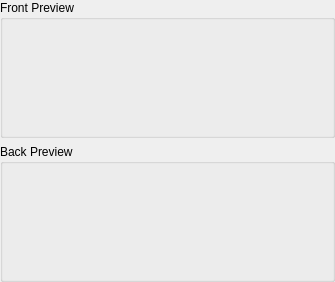
ankitects/anki, file qt/designer/preview.ui: the form before one commit.
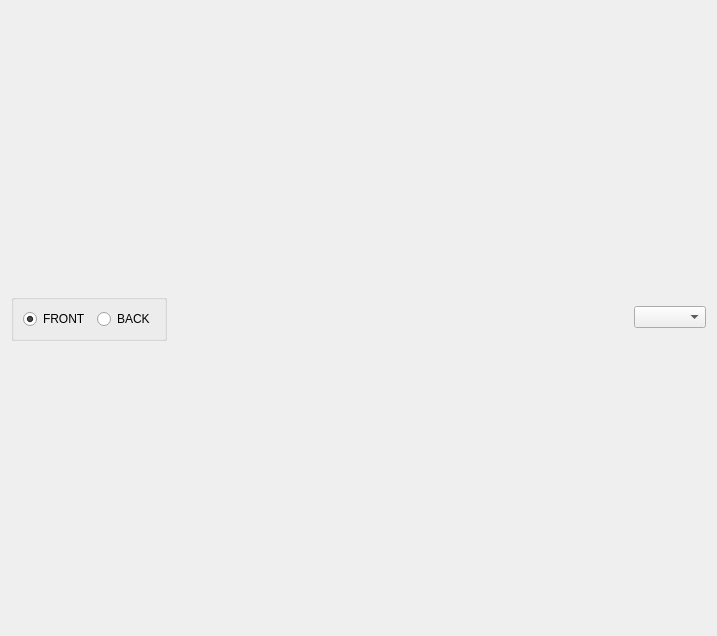
The form after the commit.

Commit message:
start reworking card layout screen
- front/back/css shown in tabs
- front/back preview switchable; only one webview needs to be loaded
- dropdown to select cloze number in preview
- search box to search in front/back/css

Patch:
```diff
--- a/qt/designer/preview.ui
+++ b/qt/designer/preview.ui
@@ -6,40 +6,76 @@
    <rect>
     <x>0</x>
     <y>0</y>
-    <width>335</width>
-    <height>282</height>
+    <width>717</width>
+    <height>636</height>
    </rect>
   </property>
   <property name="windowTitle">
    <string>Form</string>
   </property>
-  <layout class="QVBoxLayout" name="verticalLayout_3">
-   <property name="margin">
-    <number>0</number>
+  <layout class="QVBoxLayout" name="verticalLayout_2">
+   <item>
+    <layout class="QVBoxLayout" name="verticalLayout">
+     <item>
+      <layout class="QHBoxLayout" name="horizontalLayout_4">
+       <property name="sizeConstraint">
+        <enum>QLayout::SetMinimumSize</enum>
    </property>
    <item>
-    <widget class="QGroupBox" name="groupBox">
+        <widget class="QGroupBox" name="front_back_box">
      <property name="title">
-      <string>Front Preview</string>
-     </property>
-     <layout class="QVBoxLayout" name="frontPrevBox">
-      <property name="margin">
-       <number>0</number>
-      </property>
-     </layout>
+          <string/>
+         </property>
+         <property name="flat">
+          <bool>true</bool>
+         </property>
+         <layout class="QHBoxLayout" name="horizontalLayout_2">
+          <property name="sizeConstraint">
+           <enum>QLayout::SetMinimumSize</enum>
+          </property>
+          <item>
+           <layout class="QHBoxLayout" name="horizontalLayout">
+            <item>
+             <widget class="QRadioButton" name="preview_front">
+              <property name="text">
+               <string notr="true">FRONT</string>
+              </property>
+              <property name="checked">
+               <bool>true</bool>
+              </property>
+             </widget>
+            </item>
+            <item>
+             <widget class="QRadioButton" name="preview_back">
+              <property name="text">
+               <string notr="true">BACK</string>
+              </property>
+             </widget>
+            </item>
+           </layout>
+          </item>
+         </layout>
     </widget>
    </item>
    <item>
-    <widget class="QGroupBox" name="groupBox_2">
-     <property name="title">
-      <string>Back Preview</string>
-     </property>
-     <layout class="QVBoxLayout" name="backPrevBox">
-      <property name="margin">
-       <number>0</number>
-      </property>
-     </layout>
-    </widget>
+        <spacer name="horizontalSpacer">
+         <property name="orientation">
+          <enum>Qt::Horizontal</enum>
+         </property>
+         <property name="sizeHint" stdset="0">
+          <size>
+           <width>40</width>
+           <height>20</height>
+          </size>
+         </property>
+        </spacer>
+       </item>
+       <item>
+        <widget class="QComboBox" name="cloze_number_combo"/>
+       </item>
+      </layout>
+     </item>
+    </layout>
    </item>
   </layout>
  </widget>
```
Left out of the diff: 2 changed lines with no effect on the pictures. Lines whose indentation alone changed are shown as unchanged. The commit also changes 6 other files.
